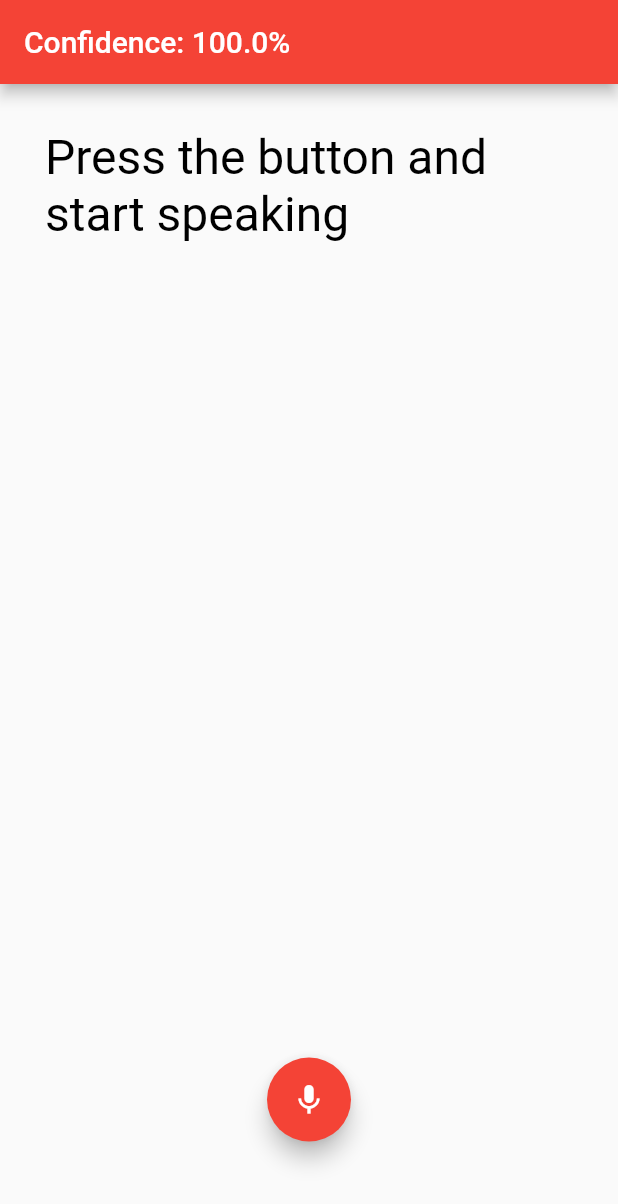
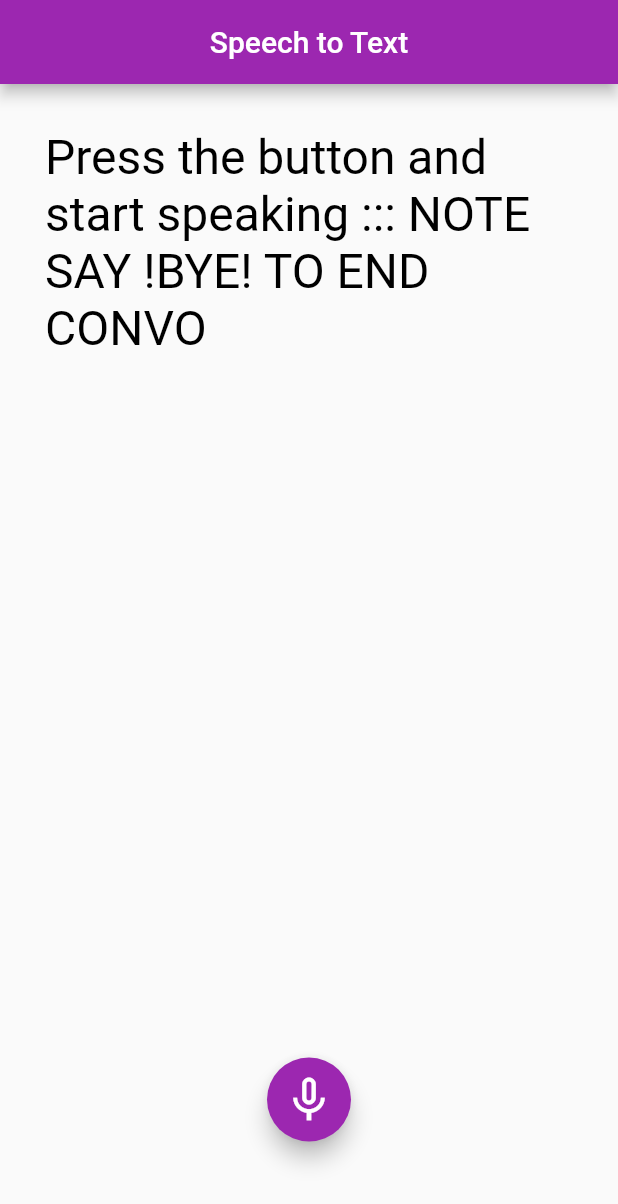
Before and after one commit to AhmadKhaled-dev/WatsonAssistant-Flutter, a Flutter app: the screen it shows after launch, after a tap on the "mic none" icon, on a phone screen of 412 x 824 dp. Shown: the top 1204 px of the screen. Run offline on Flutter 3.47's test engine with Material 2 defaults, Android fonts, the phone set to English and light mode, and no system bars; drawn by our look-alikes of avatar_glow; our stand-ins replace flutter_tts, speech_to_text; missing offline and left inert: ibm_watson_assistant.

```diff
--- /dev/null
+++ b/watson_assistant/lib/api/speech_api.dart
@@ -0,0 +1,27 @@
+import 'package:flutter/cupertino.dart';
+import 'package:speech_to_text/speech_to_text.dart';
+
+class SpeechApi {
+  static final _speech = SpeechToText();
+
+  static Future<bool> toggleRecording({
+    required Function(String text) onResult,
+    required ValueChanged<bool> onListening,
+  }) async {
+    if (_speech.isListening) {
+      _speech.stop();
+      return true;
+    }
+
+    final isAvailable = await _speech.initialize(
+      onStatus: (status) => onListening(_speech.isListening),
+      onError: (e) => print('Error: $e'),
+    );
+
+    if (isAvailable) {
+      _speech.listen(onResult: (value) => onResult(value.recognizedWords));
+    }
+
+    return isAvailable;
+  }
+}
--- a/watson_assistant/lib/main.dart
+++ b/watson_assistant/lib/main.dart
@@ -1,138 +1,25 @@
-import 'package:avatar_glow/avatar_glow.dart';
 import 'package:flutter/material.dart';
-import 'package:highlight_text/highlight_text.dart';
-import 'package:speech_to_text/speech_to_text.dart' as stt;
-import 'package:ibm_watson_assistant/ibm_watson_assistant.dart';
-import 'dart:io';
-void main() async{
+import 'package:flutter/services.dart';
+import 'package:watson_assistant/page/home_page.dart';
+
+Future main() async {
+  WidgetsFlutterBinding.ensureInitialized();
+  await SystemChrome.setPreferredOrientations([
+    DeviceOrientation.portraitUp,
+    DeviceOrientation.portraitDown,
+  ]);
+
   runApp(MyApp());
 }
 
 class MyApp extends StatelessWidget {
-  @override
-  Widget build(BuildContext context) {
-    return MaterialApp(
-      title: 'Flutter Voice',
-      debugShowCheckedModeBanner: false,
-      theme: ThemeData(
-        primarySwatch: Colors.red,
-        visualDensity: VisualDensity.adaptivePlatformDensity,
-      ),
-      home: SpeechScreen(),
-    );
-  }
-}
-
-class SpeechScreen extends StatefulWidget {
-  @override
-  _SpeechScreenState createState() => _SpeechScreenState();
-}
-
-class _SpeechScreenState extends State<SpeechScreen> {
-
-  stt.SpeechToText _speech= stt.SpeechToText();
-  bool _isListening = false;
-  String _text = 'Press the button and start speaking';
-  double _confidence = 1.0;
+  static final String title = 'Speech to Text';
 
   @override
-  void initState() {
-    super.initState();
-    _speech = stt.SpeechToText();
-  }
-
-  @override
-   Widget build(BuildContext context)  {
-    return Scaffold(
-      appBar: AppBar(
-        title: Text('Confidence: ${(_confidence * 100.0).toStringAsFixed(1)}%'),
-      ),
-      floatingActionButtonLocation: FloatingActionButtonLocation.centerFloat,
-      floatingActionButton: AvatarGlow(
-        animate: _isListening,
-        glowColor: Theme.of(context).primaryColor,
-        endRadius: 75.0,
-        duration: const Duration(milliseconds: 2000),
-        repeatPauseDuration: const Duration(milliseconds: 100),
-        repeat: true,
-        child: FloatingActionButton(
-          onPressed: (){
-           _listen();
-          },
-          child: Icon(_isListening ? Icons.mic : Icons.mic_none),
-        ),
-      ),
-      body: SingleChildScrollView(
-        reverse: true,
-        child: Container(
-          padding: const EdgeInsets.fromLTRB(30.0, 30.0, 30.0, 150.0),
-          child: Text(
-            _text,
-
-            style: const TextStyle(
-              fontSize: 32.0,
-              color: Colors.black,
-              fontWeight: FontWeight.w400,
-            ),
-          ),
-        ),
-      ),
-    );
-  }
-
-  Future _listen() async {
-    if (!_isListening) {
-      bool available = await _speech.initialize(
-        onStatus: (val) => print('onStatus: $val'),
-        onError: (val) => print('onError: $val'),
+  Widget build(BuildContext context) => MaterialApp(
+        debugShowCheckedModeBanner: false,
+        title: title,
+        theme: ThemeData(primarySwatch: Colors.purple),
+        home: HomePage(),
       );
-      if (available) {
-        setState(() => _isListening = true);
-        await _speech.listen(
-          onResult: (val) => setState(() {
-            _text = val.recognizedWords;
-            if (val.hasConfidenceRating && val.confidence > 0) {
-              _confidence = val.confidence;
-            }
-          }),
-        );
-      }
-    } else {
-      setState(() => _isListening = false);
-      _speech.stop();
-    }
-   assistant(_text);
-  }
 }
-
-void assistant (String text) async{
-
-  final auth = IbmWatsonAssistantAuth(
-    assistantId: '2f68dd98-0bf9-4f80-978b-0def32d79cd1',
-    url: 'https://api.eu-de.assistant.watson.cloud.ibm.com/instances/ed320605-9ccf-4e95-b918-b80698dbaedc',
-    apikey: 'dAVIoFt4z2yfWe2zjamBEJimDoAoxoYE_9FQmwwxUh5i',
-  );
-
-  final dynamic bot = IbmWatsonAssistant(auth);
-
-  final sessionId = await bot.createSession();
-  print(sessionId);
-
-
-  while(true){
-    print("your response:");
-    print(text);
-    String question = text;
-
-    final dynamic botRes = await bot.sendInput(question, sessionId: sessionId);
-    //print(botRes.output.generic.first.text);
-    print(botRes.responseText);
-    question = 'bye';
-    if(question=='bye'){
-      break;
-    }
-  }
-
-  bot.deleteSession(sessionId);
-
-}
--- /dev/null
+++ b/watson_assistant/lib/page/home_page.dart
@@ -0,0 +1,103 @@
+import 'package:avatar_glow/avatar_glow.dart';
+import 'package:flutter/material.dart';
+import 'package:watson_assistant/api/speech_api.dart';
+import 'package:watson_assistant/main.dart';
+import 'package:ibm_watson_assistant/ibm_watson_assistant.dart';
+import 'package:flutter_tts/flutter_tts.dart';
+
+
+class HomePage extends StatefulWidget {
+  @override
+  _HomePageState createState() => _HomePageState();
+}
+
+class _HomePageState extends State<HomePage> {
+  String text = 'Press the button and start speaking ::: NOTE SAY !BYE! TO END CONVO';
+  bool isListening = false;
+  final FlutterTts flutterTts = FlutterTts();
+
+  @override
+  Widget build(BuildContext context) {
+    return Scaffold(
+        appBar: AppBar(
+          title: Text(MyApp.title),
+          centerTitle: true,
+          actions: [
+
+          ],
+        ),
+        body: SingleChildScrollView(
+          reverse: true,
+          padding: const EdgeInsets.all(30).copyWith(bottom: 150),
+          child: Text(
+            text,
+            style: TextStyle(
+              fontSize: 32.0,
+              color: Colors.black,
+              fontWeight: FontWeight.w400,
+            ),
+          ),
+        ),
+        floatingActionButtonLocation: FloatingActionButtonLocation.centerFloat,
+        floatingActionButton: AvatarGlow(
+          animate: isListening,
+          endRadius: 75,
+          glowColor: Theme.of(context).primaryColor,
+          child: FloatingActionButton(
+            child: Icon(isListening ? Icons.mic : Icons.mic_none, size: 36),
+            onPressed: toggleRecording,
+          ),
+        ),
+      );
+  }
+  Future toggleRecording() async=> SpeechApi.toggleRecording(
+
+        onResult: (text) => setState(() => this.text = text),
+        onListening: (isListening) {
+          setState(() => this.isListening = isListening);
+
+          if (!isListening) {
+            Future.delayed(Duration(seconds: 1), () {
+              _assistant(text);
+            });
+          }
+        },
+
+      );
+
+  void _assistant (text) async{
+    final auth = IbmWatsonAssistantAuth(
+      assistantId: '2f68dd98-0bf9-4f80-978b-0def32d79cd1',
+      url: 'https://api.eu-de.assistant.watson.cloud.ibm.com/instances/ed320605-9ccf-4e95-b918-b80698dbaedc',
+      apikey: 'dAVIoFt4z2yfWe2zjamBEJimDoAoxoYE_9FQmwwxUh5i',
+    );
+
+    final dynamic bot = IbmWatsonAssistant(auth);
+    final sessionId = await bot.createSession();
+    ///print(sessionId);
+
+    print('your response: $text');
+    String question = text;
+
+
+    final dynamic botRes = await bot.sendInput(question, sessionId: sessionId);
+
+    String response = botRes.responseText;
+    print(response);
+
+    if(text != 'bye'){
+      await speak(response);
+      toggleRecording();
+    }
+
+    bot.deleteSession(sessionId);
+
+  }
+
+  Future speak(text) async{
+
+    await flutterTts.awaitSpeakCompletion(true);
+    await flutterTts.speak(text);
+
+  }
+}
--- a/watson_assistant/pubspec.yaml
+++ b/watson_assistant/pubspec.yaml
@@ -33,6 +33,7 @@ dependencies:
   highlight_text: ^1.0.0
   ibm_watson_assistant: ^1.2.0
   dotenv: ^3.0.0
+  flutter_tts: ^3.2.2
 
 dev_dependencies:
   flutter_test:
```
Also changed, not shown: watson_assistant/pubspec.lock, 1 other file.
